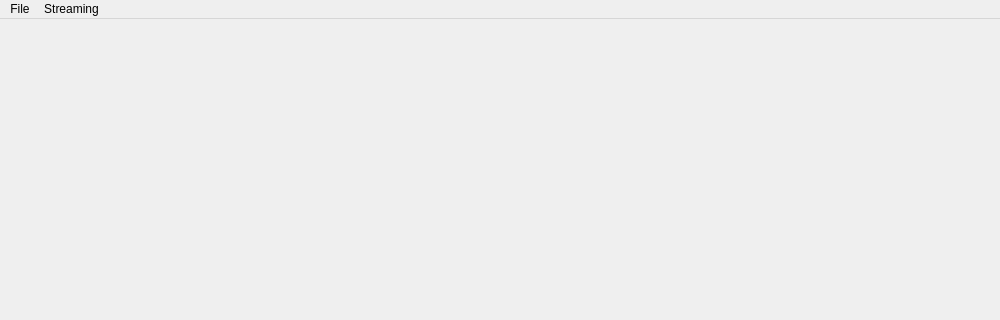
The window that plotter_gui/mainwindow.ui (ziparker/PlotJuggler) describes before a commit, drawn with Qt 5; both pictures show x 0 to 1000 and y 0 to 320 of the 1000 by 800 pixel window.
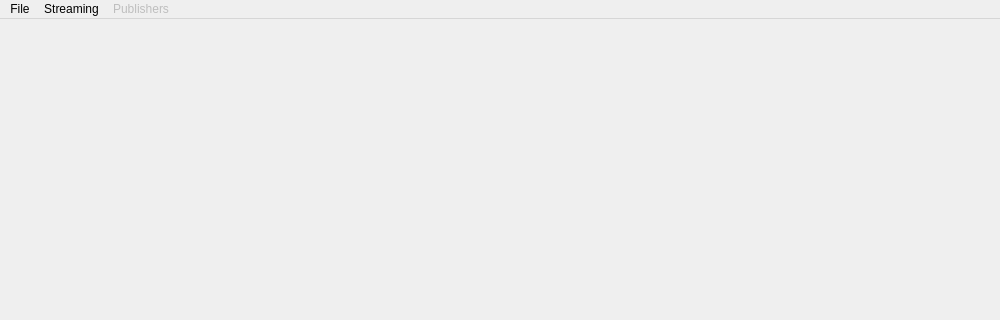
The same window after the commit. Icons and pictures are not drawn.

The edit to the form file:
```diff
--- a/plotter_gui/mainwindow.ui
+++ b/plotter_gui/mainwindow.ui
@@ -245,8 +245,17 @@
     </property>
     <addaction name="actionStartStreaming"/>
    </widget>
+   <widget class="QMenu" name="menuPublishers">
+    <property name="enabled">
+     <bool>false</bool>
+    </property>
+    <property name="title">
+     <string>Publishers</string>
+    </property>
+   </widget>
    <addaction name="menuFile"/>
    <addaction name="menuStreaming"/>
+   <addaction name="menuPublishers"/>
   </widget>
   <action name="actionLoadData">
    <property name="text">
```
